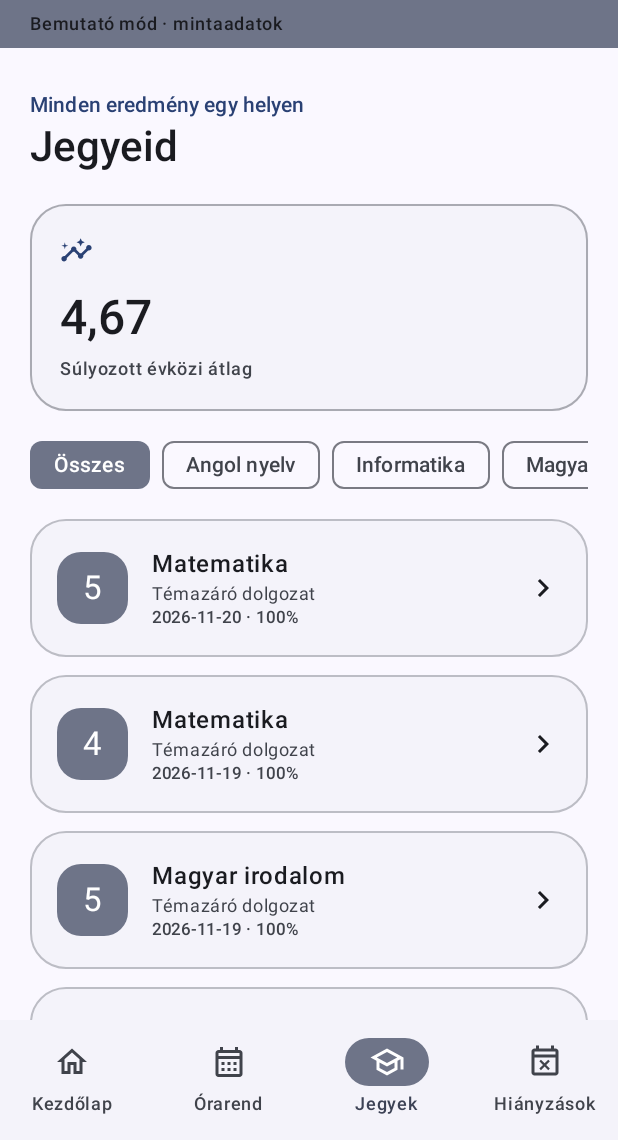
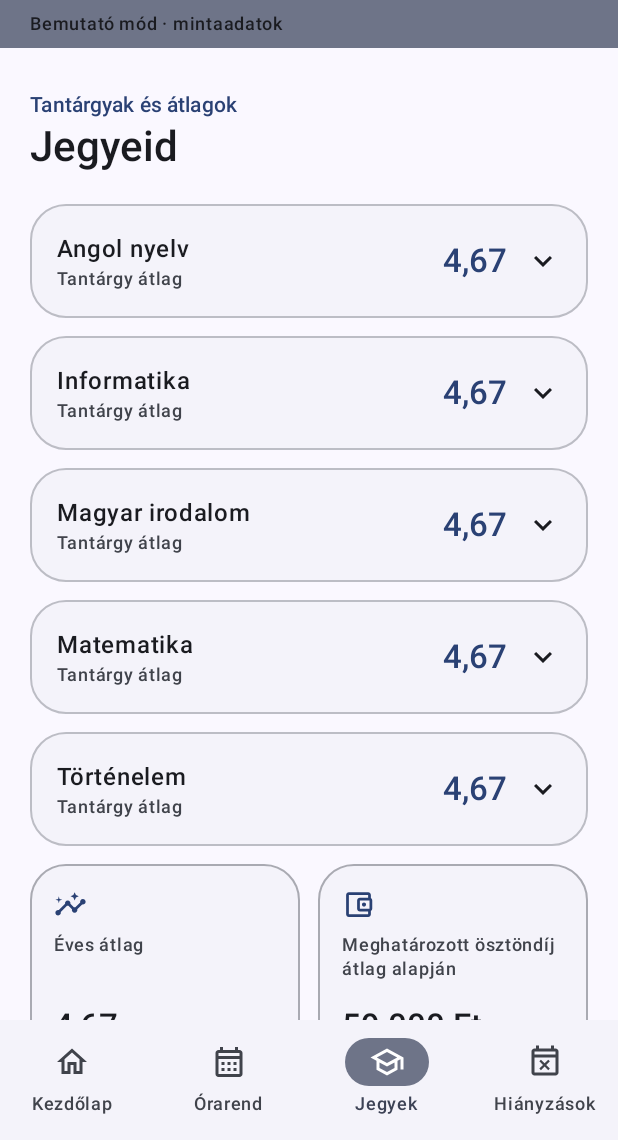
Before and after one commit to VKornel1031/Grafit-, an Android app built with Jetpack Compose: the screen it shows after launch (MainActivity), after a tap on "Összes", on a phone screen of 412 x 824 dp, the part 96-1236 px from its top. Run offline under Robolectric (Android 15) with nearby library versions, the phone set to English and light mode, and no system bars; pictures from the network do not load; 7 statements that could not run were skipped; 2 other taps on this screen came first.

Commit message:
Add subject averages and technikum scholarship estimate with monochrome icon

```diff
--- a/app/build.gradle.kts
+++ b/app/build.gradle.kts
@@ -10,8 +10,8 @@ android {
         applicationId = "hu.grafit"
         minSdk = 26
         targetSdk = 35
-        versionCode = 4
-        versionName = "0.3.1"
+        versionCode = 5
+        versionName = "0.4.0"
         testInstrumentationRunner = "androidx.test.runner.AndroidJUnitRunner"
     }
     buildFeatures { compose = true }
--- a/app/src/main/AndroidManifest.xml
+++ b/app/src/main/AndroidManifest.xml
@@ -1,6 +1,6 @@
 <manifest xmlns:android="http://schemas.android.com/apk/res/android">
     <uses-permission android:name="android.permission.INTERNET" />
-    <application android:theme="@style/Theme.Grafit" android:label="Grafit" android:icon="@drawable/ic_grafit" android:allowBackup="false" android:fullBackupContent="false" android:dataExtractionRules="@xml/data_extraction_rules" android:supportsRtl="true" android:usesCleartextTraffic="false">
+    <application android:theme="@style/Theme.Grafit" android:label="Grafit" android:icon="@mipmap/ic_grafit" android:roundIcon="@mipmap/ic_grafit" android:allowBackup="false" android:fullBackupContent="false" android:dataExtractionRules="@xml/data_extraction_rules" android:supportsRtl="true" android:usesCleartextTraffic="false">
         <activity android:name=".KretaLoginActivity" android:exported="false" android:windowSoftInputMode="adjustResize" />
         <activity android:name=".MainActivity" android:exported="true">
             <intent-filter>
--- /dev/null
+++ b/app/src/main/java/hu/grafit/data/GradeSummary.kt
@@ -0,0 +1,31 @@
+package hu.grafit.data
+
+import java.math.BigDecimal
+import java.math.RoundingMode
+
+/** Each subject has equal weight, regardless of how many assessments it has. */
+fun annualAverage(grades: List<Grade>): Double? {
+    val averages = grades.groupBy { it.subject }.values.mapNotNull(::average)
+    return averages.takeIf { it.isNotEmpty() }?.average()
+}
+
+/** Use the same two-decimal value in the UI and when choosing a scholarship band. */
+fun roundedGradeAverage(value: Double): Double =
+    BigDecimal.valueOf(value).setScale(2, RoundingMode.HALF_UP).toDouble()
+
+/**
+ * Monthly specialised-training estimate; not an eligibility decision.
+ * Source: https://szfszc.hu/kepzesek/osztondijak (Szkr. 170–171. §).
+ * The supplied 8% minimum of 8,000 Ft implies a 100,000 Ft monthly basis.
+ * The actual award uses the previous school year's final grades. Foundation
+ * training in a technikum instead has a fixed 8,000 Ft award for eligible students.
+ */
+fun technikumScholarshipEstimate(average: Double?): Int? {
+    if (average == null || !average.isFinite() || average !in 2.0..5.0) return null
+    return when {
+        roundedGradeAverage(average) >= 4.5 -> 59_000
+        roundedGradeAverage(average) >= 4.0 -> 42_000
+        roundedGradeAverage(average) >= 3.0 -> 25_000
+        else -> 8_000
+    }
+}
--- a/app/src/main/java/hu/grafit/data/Models.kt
+++ b/app/src/main/java/hu/grafit/data/Models.kt
@@ -45,12 +45,15 @@ data class Absence(val subject: String, val date: String, val state: String, val
         j.text("IgazolasAllapota"), j.optInt("KesesPercben")) }
 }
 data class SchoolData(val student: String, val school: String, val grades: List<Grade>,
-                      val lessons: List<Lesson>, val absences: List<Absence>, val syncedAt: Long = System.currentTimeMillis(), val tasks: List<SchoolTask> = emptyList()) {
+                      val lessons: List<Lesson>, val absences: List<Absence>, val syncedAt: Long = System.currentTimeMillis(), val tasks: List<SchoolTask> = emptyList(),
+                      val subjectNames: List<String> = emptyList()) {
     companion object {
         fun parse(j: JSONObject) = SchoolData(j.getJSONObject("student").text("Nev"),
             j.getJSONObject("student").text("IntezmenyNev"), (j.optJSONArray("grades") ?: JSONArray()).objects().map(Grade::parse),
             (j.optJSONArray("lessons") ?: JSONArray()).objects().map(Lesson::parse).sortedBy { it.start },
-            (j.optJSONArray("absences") ?: JSONArray()).objects().map(Absence::parse), j.optLong("syncedAt"), j.optJSONArray("tasks")?.objects()?.map(SchoolTask::parse).orEmpty())
+            (j.optJSONArray("absences") ?: JSONArray()).objects().map(Absence::parse), j.optLong("syncedAt"), j.optJSONArray("tasks")?.objects()?.map(SchoolTask::parse).orEmpty(),
+            j.optJSONArray("subjects")?.objects().orEmpty().filter { it.optInt("tipusId", 0) == 0 }
+                .map { it.text("tantargyNev").trim() }.filter { it.isNotBlank() }.distinct())
         fun demo(): SchoolData {
             val subjects = listOf("Matematika", "Magyar irodalom", "Történelem", "Angol nyelv", "Informatika")
             val date = today()
--- a/app/src/main/java/hu/grafit/ui/GrafitApp.kt
+++ b/app/src/main/java/hu/grafit/ui/GrafitApp.kt
@@ -419,22 +419,81 @@ private fun Timetable(vm: GrafitViewModel) {
 @Composable
 private fun Grades(vm: GrafitViewModel) {
     LaunchedEffect(vm.busy, vm.demo) { if (!vm.busy && !vm.demo) vm.loadSubjects() }
-    var subject by rememberSaveable { mutableStateOf<String?>(null) }
+    var selectedSubject by rememberSaveable { mutableStateOf<String?>(null) }
     val all = vm.data?.grades.orEmpty()
-    val shown = all.filter { subject == null || it.subject == subject }.sortedByDescending { it.date }
+    val grouped = remember(all) { all.groupBy { it.subject } }
+    val subjects = remember(grouped, vm.data?.lessons, vm.data?.subjectNames) {
+        (grouped.keys + vm.data?.subjectNames.orEmpty() + vm.data?.lessons.orEmpty().map { it.subject })
+            .filter { it.isNotBlank() }.distinct().sortedWith(java.text.Collator.getInstance(hu))
+    }
+    val yearly = remember(all) { annualAverage(all)?.let(::roundedGradeAverage) }
+    val scholarship = technikumScholarshipEstimate(yearly)
+    val hidden = vm.appearance.hideGrades
+    val uriHandler = androidx.compose.ui.platform.LocalUriHandler.current
     LazyColumn(contentPadding = PaddingValues(20.dp), verticalArrangement = Arrangement.spacedBy(12.dp)) {
-        item { Heading("Jegyeid", "Minden eredmény egy helyen") }
-        item { Metric("Súlyozott évközi átlag", if (vm.appearance.hideGrades) "••" else average(shown)?.let { "%.2f".format(hu, it) } ?: "—", Modifier.fillMaxWidth()) }
-        item {
-            Row(Modifier.horizontalScroll(rememberScrollState()), horizontalArrangement = Arrangement.spacedBy(8.dp)) {
-                FilterChip(selected = subject == null, onClick = { subject = null }, label = { Text("Összes") })
-                all.map { it.subject }.distinct().sorted().forEach { s ->
-                    FilterChip(selected = subject == s, onClick = { subject = s }, label = { Text(s) })
+        item { Heading("Jegyeid", "Tantárgyak és átlagok") }
+        if (subjects.isEmpty()) item { Empty("Még nincsenek tantárgyak vagy jegyek.") }
+        subjects.forEach { name ->
+            val grades = grouped[name].orEmpty()
+            item(key = "subject:$name") {
+                val expanded = selectedSubject == name
+                Card(modifier = Modifier.animateItem(), onClick = { selectedSubject = if (expanded) null else name },
+                    colors = CardDefaults.cardColors(containerColor = MaterialTheme.colorScheme.surfaceContainerLow),
+                    border = BorderStroke(1.dp, MaterialTheme.colorScheme.outlineVariant.copy(alpha = .45f))) {
+                    Row(Modifier.fillMaxWidth().padding(if (vm.appearance.compact) 12.dp else 18.dp),
+                        verticalAlignment = Alignment.CenterVertically, horizontalArrangement = Arrangement.spacedBy(12.dp)) {
+                        Column(Modifier.weight(1f)) {
+                            Text(name, fontWeight = FontWeight.Medium)
+                            Text("Tantárgy átlag", style = MaterialTheme.typography.labelMedium,
+                                color = MaterialTheme.colorScheme.onSurfaceVariant)
+                        }
+                        Text(if (hidden) "••" else average(grades)?.let { "%.2f".format(hu, roundedGradeAverage(it)) } ?: "—",
+                            style = MaterialTheme.typography.titleLarge, fontWeight = FontWeight.SemiBold,
+                            color = MaterialTheme.colorScheme.primary)
+                        Icon(if (expanded) Icons.Outlined.ExpandLess else Icons.Outlined.ExpandMore,
+                            if (expanded) "Jegyek összecsukása" else "Jegyek megnyitása")
+                    }
                 }
             }
+            if (selectedSubject == name) {
+                if (grades.isEmpty()) item(key = "empty:$name") { Empty("Ebből a tantárgyból még nincs jegy.") }
+                items(grades.sortedByDescending { it.date }) { GradeRow(it, vm.appearance) }
+            }
         }
-        if (shown.isEmpty()) item { Empty("Még nincsenek jegyek.") }
-        items(shown) { GradeRow(it, vm.appearance) }
+        item {
+            Row(Modifier.fillMaxWidth().height(IntrinsicSize.Min), horizontalArrangement = Arrangement.spacedBy(12.dp)) {
+                GradeSummaryWidget("Éves átlag", if (hidden) "••" else yearly?.let { "%.2f".format(hu, it) } ?: "—",
+                    "Tantárgyi átlagok átlaga", Icons.Outlined.Insights, Modifier.weight(1f).fillMaxHeight())
+                GradeSummaryWidget("Meghatározott ösztöndíj átlag alapján",
+                    if (hidden) "••" else scholarship?.let { java.text.NumberFormat.getIntegerInstance(hu).format(it) + " Ft" } ?: "—",
+                    "Becsült összeg / hó", Icons.Outlined.AccountBalanceWallet, Modifier.weight(1f).fillMaxHeight())
+            }
+        }
+        item {
+            Text("Az éves átlag az elérhető, súlyozott tantárgyi átlagok számtani átlaga, nem a bizonyítvány átlaga. " +
+                "Az ösztöndíj a jelenlegi átlag alapján becsült összeg a technikumi szakirányú oktatásra. " +
+                "A hivatalos összeg az előző tanév év végi osztályzataitól és a jogosultságtól függ. " +
+                "Ágazati alapoktatásban jogosultság esetén havi 8 000 Ft jár. " +
+                "Hiányzó vagy 2,00 alatti átlagnál nem adunk becslést.",
+                style = MaterialTheme.typography.bodySmall, color = MaterialTheme.colorScheme.onSurfaceVariant)
+            TextButton(onClick = { uriHandler.openUri("https://szfszc.hu/kepzesek/osztondijak") }) {
+                Text("Ösztöndíjszabályok · SZFSZC")
+            }
+        }
+    }
+}
+
+@Composable
+private fun GradeSummaryWidget(label: String, value: String, description: String, icon: ImageVector, modifier: Modifier) {
+    Surface(modifier, shape = MaterialTheme.shapes.large, color = MaterialTheme.colorScheme.surfaceContainerLow,
+        border = BorderStroke(1.dp, MaterialTheme.colorScheme.outlineVariant.copy(alpha = .6f))) {
+        Column(Modifier.padding(16.dp), verticalArrangement = Arrangement.spacedBy(8.dp)) {
+            Icon(icon, null, Modifier.size(22.dp), tint = MaterialTheme.colorScheme.primary)
+            Text(label, style = MaterialTheme.typography.labelMedium, color = MaterialTheme.colorScheme.onSurfaceVariant)
+            Spacer(Modifier.weight(1f))
+            Text(value, style = MaterialTheme.typography.titleLarge, fontWeight = FontWeight.SemiBold)
+            Text(description, style = MaterialTheme.typography.bodySmall, color = MaterialTheme.colorScheme.onSurfaceVariant)
+        }
     }
 }
 @Composable
@@ -543,7 +602,7 @@ private fun Settings(vm: GrafitViewModel, onLogout: () -> Unit) {
             TextButton(onClick = onLogout, enabled = !vm.busy) { Icon(Icons.AutoMirrored.Outlined.Logout, null); Spacer(Modifier.width(10.dp)); Text(if (vm.demo) "Kilépés a bemutatóból" else "Kijelentkezés") }
         }
     }
-    if (about) AlertDialog(onDismissRequest = { about = false }, title = { Text("Grafit 0.3.1") },
+    if (about) AlertDialog(onDismissRequest = { about = false }, title = { Text("Grafit 0.4.0") },
         text = { Text("Natív Android kliens, Kotlin és Jetpack Compose alapokon.\n\nA KRÉTA-integráció és a navigáció a QwIT Development és közreműködői Firka projektjének adaptációja.\n\nCC BY-NC-SA 4.0 · Nem kereskedelmi felhasználás.\ngithub.com/QwIT-Development/firka\n\nA Grafit független alkalmazás.") },
         confirmButton = { TextButton(onClick = { about = false }) { Text("Rendben") } })
 }
--- a/app/src/main/java/hu/grafit/ui/GrafitViewModel.kt
+++ b/app/src/main/java/hu/grafit/ui/GrafitViewModel.kt
@@ -87,7 +87,10 @@ class GrafitViewModel(app: Application) : AndroidViewModel(app) {
     fun loadSubjects() {
         if (demo || busy || subjectsAttempted) return
         subjectsAttempted = true
-        work { withContext(Dispatchers.IO) { api.getSubjects() } }
+        work {
+            val updated = withContext(Dispatchers.IO) { api.getSubjects(); api.cached() }
+            if (updated != null) data = updated
+        }
     }
     fun onResume() {
         if (signedIn && !demo && !busy && System.currentTimeMillis() - lastSyncAttempt >= 120_000) reload()
--- a/app/src/main/res/drawable/ic_grafit.xml
+++ /dev/null
@@ -1 +0,0 @@
-<vector xmlns:android="http://schemas.android.com/apk/res/android" android:width="108dp" android:height="108dp" android:viewportWidth="108" android:viewportHeight="108"><path android:fillColor="#DCE8D5" android:pathData="M0,0h108v108h-108z"/><path android:fillColor="#354E3F" android:pathData="M74,33L49,33Q31,33 31,54Q31,75 52,75L77,75L77,51L52,51L52,61L65,61L65,64L52,64Q43,64 43,54Q43,44 52,44L74,44Z"/></vector>
--- /dev/null
+++ b/app/src/main/res/drawable/ic_grafit_monochrome.xml
@@ -0,0 +1,5 @@
+<vector xmlns:android="http://schemas.android.com/apk/res/android"
+    android:width="108dp" android:height="108dp"
+    android:viewportWidth="108" android:viewportHeight="108">
+    <path android:fillColor="#FFFFFFFF" android:pathData="M37,72L43,52Q43.5,50.5 45,49L58,35Q61,32 64,35L69,40Q71,42 71,46L71,53Q71,55 69,57L58,67Q57,68 55,68.5L39,73.5Q36,75 37,72Z" />
+</vector>
--- /dev/null
+++ b/app/src/main/res/mipmap-anydpi-v26/ic_grafit.xml
@@ -0,0 +1,4 @@
+<adaptive-icon xmlns:android="http://schemas.android.com/apk/res/android">
+    <background android:drawable="@color/ic_grafit_background" />
+    <foreground android:drawable="@drawable/ic_grafit" />
+</adaptive-icon>
--- /dev/null
+++ b/app/src/main/res/mipmap-anydpi-v33/ic_grafit.xml
@@ -0,0 +1,5 @@
+<adaptive-icon xmlns:android="http://schemas.android.com/apk/res/android">
+    <background android:drawable="@color/ic_grafit_background" />
+    <foreground android:drawable="@drawable/ic_grafit" />
+    <monochrome android:drawable="@drawable/ic_grafit_monochrome" />
+</adaptive-icon>
--- /dev/null
+++ b/app/src/main/res/values/ic_grafit_background.xml
@@ -0,0 +1,3 @@
+<resources>
+    <color name="ic_grafit_background">#202124</color>
+</resources>
```
Also changed, not shown: app/src/main/res/drawable-nodpi/ic_grafit.png (added), app/src/main/res/mipmap-hdpi/ic_grafit.png (added), app/src/main/res/mipmap-mdpi/ic_grafit.png (added), app/src/main/res/mipmap-xhdpi/ic_grafit.png (added), app/src/main/res/mipmap-xxhdpi/ic_grafit.png (added), app/src/main/res/mipmap-xxxhdpi/ic_grafit.png (added), 2 other files.
